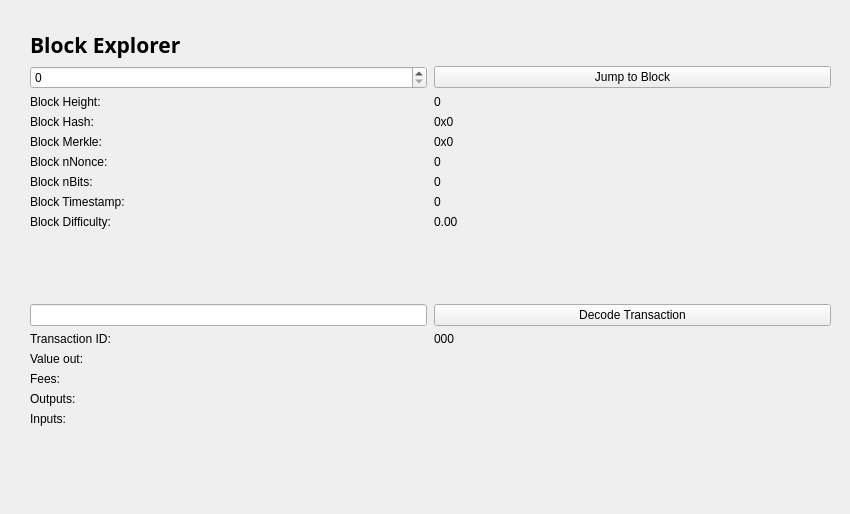
Above: src/qt/forms/blockbrowser.ui from CryptoCoderz/DigitalNote before the change. Below: the same form after it.
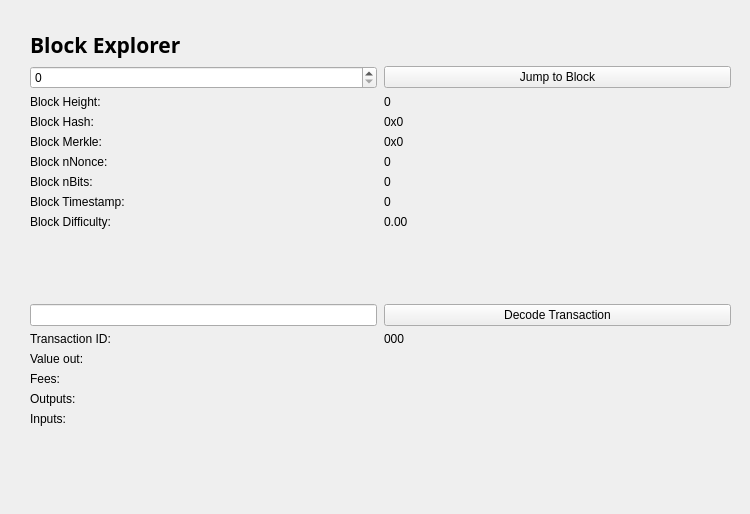
That is the form after the change.

```diff
--- a/src/qt/forms/blockbrowser.ui
+++ b/src/qt/forms/blockbrowser.ui
@@ -12,7 +12,7 @@
    <rect>
     <x>0</x>
     <y>0</y>
-    <width>850</width>
+    <width>750</width>
     <height>514</height>
    </rect>
   </property>
```
